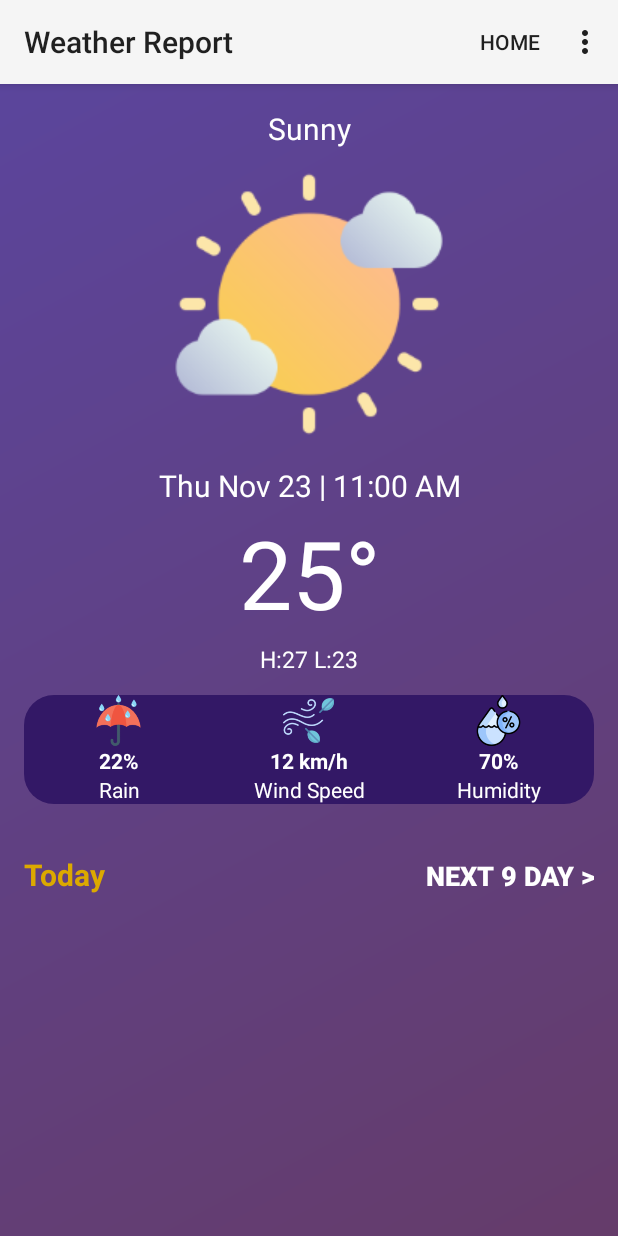
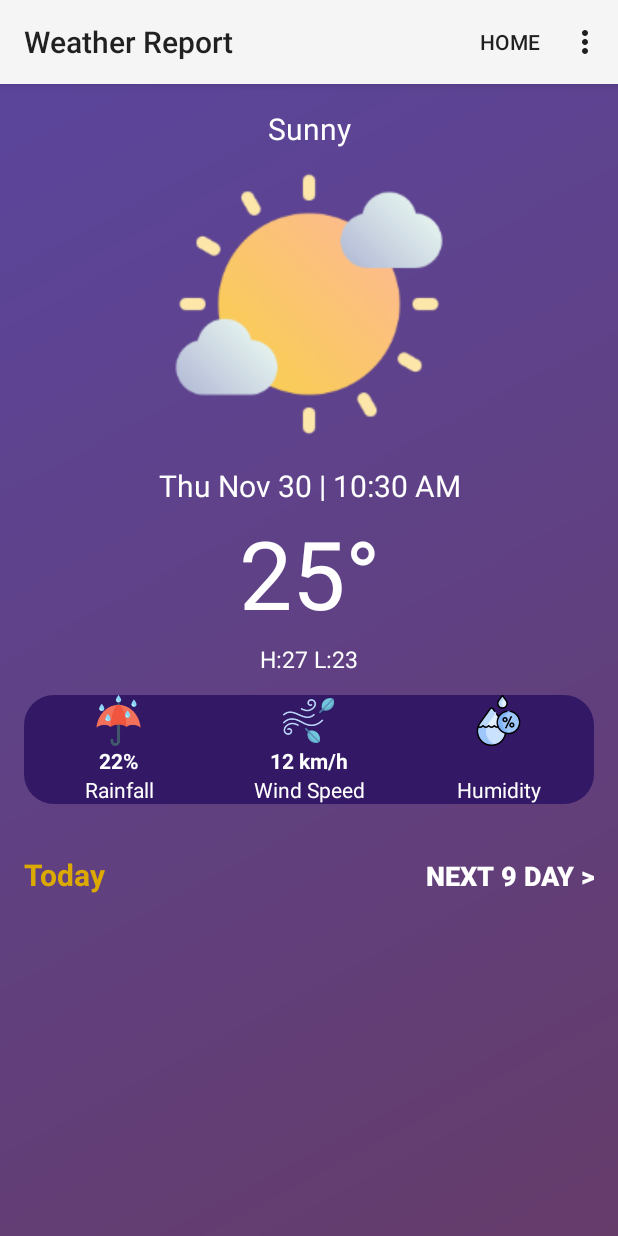
Before and after one commit to ssdjustinchau/weatherapp, an Android app: the screen it shows after launch (MainActivity), after a tap on "HOME", on a phone screen of 412 x 824 dp. Run offline under Robolectric (Android 15) with nearby library versions, the phone set to English and light mode, and no system bars; 3 statements that could not run were skipped.

Commit message:
update UI link with model, update time

```diff
--- a/app/src/main/java/hk/edu/hkmu/weatherreport/MainActivity.java
+++ b/app/src/main/java/hk/edu/hkmu/weatherreport/MainActivity.java
@@ -39,6 +39,7 @@ import androidx.preference.PreferenceManager;
 import java.text.DateFormat;
 import java.text.SimpleDateFormat;
 import java.util.Date;
+import java.util.Locale;
 import java.util.concurrent.Executors;
 import java.util.concurrent.ScheduledExecutorService;
 import java.util.concurrent.ScheduledThreadPoolExecutor;
@@ -52,6 +53,10 @@ public class MainActivity extends AppCompatActivity {
     private WeatherForecasts weatherForecasts;
 
     private MediaPlayer mediaPlayer;
+
+    private TextView DNT;
+    private Handler dateTimehandler;
+    private Runnable updateTimeRunnable;
 
     @Override
     protected void onCreate(Bundle savedInstanceState) {
@@ -128,6 +133,16 @@ public class MainActivity extends AppCompatActivity {
             }
         });
 
+        DNT = findViewById(R.id.DNT);
+        dateTimehandler = new Handler();
+        updateTimeRunnable = new Runnable() {
+            @Override
+            public void run() {
+                updateTime();
+                dateTimehandler.postDelayed(this, 1000);
+            }
+        };
+
 
         // Set the title for the ActionBar
         getSupportActionBar().setTitle("Weather Report");
@@ -136,6 +151,18 @@ public class MainActivity extends AppCompatActivity {
         ScheduledExecutorService scheduler = Executors.newScheduledThreadPool(1);
         scheduler.scheduleAtFixedRate(new ApiCall(), 0, 60, TimeUnit.SECONDS);
 
+    }
+
+    @Override
+    protected void onResume() {
+        super.onResume();
+        startUpdatingTime();
+    }
+
+    @Override
+    protected void onPause() {
+        super.onPause();
+        stopUpdatingTime();
     }
 
     @Override
@@ -200,10 +227,14 @@ public class MainActivity extends AppCompatActivity {
             @Override
             public void run() {
                 TextView temp = findViewById(R.id.temperature);
+                TextView humidity = findViewById(R.id.rainfall);
+                TextView rainfall = findViewById(R.id.rainfall);
 //                Log.d("MULTITHREAD", weatherdata.getIconUpdateTime().toString());
 //                temp.setText(Integer.toString(weatherdata.getTemperature().getData().get(0).getValue()));
                 String celsiusSymbol = "\u2103";
                 temp.setText(String.valueOf(weatherdata.getTemperature().getData().get(0).getValue()) + celsiusSymbol);
+                humidity.setText(String.valueOf(weatherdata.getHumidity().getData().get(0).getValue()) + "%");
+                rainfall.setText(String.valueOf(weatherdata.getRainfall().getData().get(0).getValue()) + "mm");
             }
         };
 
@@ -236,6 +267,20 @@ public class MainActivity extends AppCompatActivity {
         }
     }
 
+    private void startUpdatingTime() {
+        handler.post(updateTimeRunnable);
+    }
+
+    private void stopUpdatingTime() {
+        handler.removeCallbacks(updateTimeRunnable);
+    }
+
+    private void updateTime() {
+        SimpleDateFormat sdf = new SimpleDateFormat("EEE MMM dd | hh:mm a", Locale.getDefault());
+        String currentTime = sdf.format(new Date());
+        DNT.setText(currentTime);
+    }
+
     @Override
     protected void onDestroy() {
         // Release the MediaPlayer when the activity is destroyed
--- a/app/src/main/java/hk/edu/hkmu/weatherreport/WeatherModel.java
+++ b/app/src/main/java/hk/edu/hkmu/weatherreport/WeatherModel.java
@@ -101,6 +101,15 @@ public class WeatherModel {
         public ArrayList<Datum> data;
         public Date startTime;
         public Date endTime;
+
+        public ArrayList<Datum> getData() {
+            return data;
+        }
+
+        public void setData(ArrayList<Datum> data) {
+            this.data = data;
+        }
+
     }
     public class Temperature{
         public ArrayList<Datum> data;
--- a/app/src/main/res/layout/activity_main.xml
+++ b/app/src/main/res/layout/activity_main.xml
@@ -106,7 +106,7 @@
                 app:srcCompat="@drawable/rain" />
 
             <TextView
-                android:id="@+id/rain"
+                android:id="@+id/rainfall"
                 android:layout_width="match_parent"
                 android:layout_height="wrap_content"
                 android:text="22%"
@@ -118,7 +118,7 @@
                 android:id="@+id/raintxt"
                 android:layout_width="match_parent"
                 android:layout_height="wrap_content"
-                android:text="Rain"
+                android:text="Rainfall"
                 android:textAlignment="center"
                 android:textColor="@color/white"/>
 
@@ -173,7 +173,6 @@
                 android:id="@+id/humidity"
                 android:layout_width="match_parent"
                 android:layout_height="wrap_content"
-                android:text="70%"
                 android:textAlignment="center"
                 android:textColor="@color/white"
                 android:textStyle="bold" />
```
